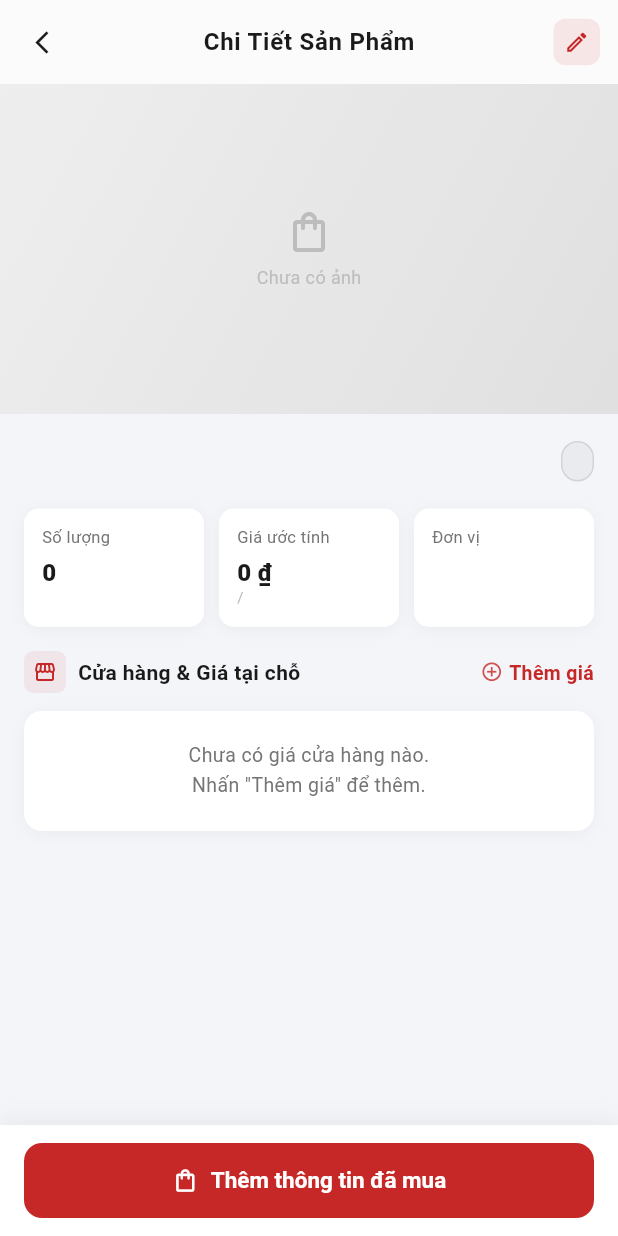
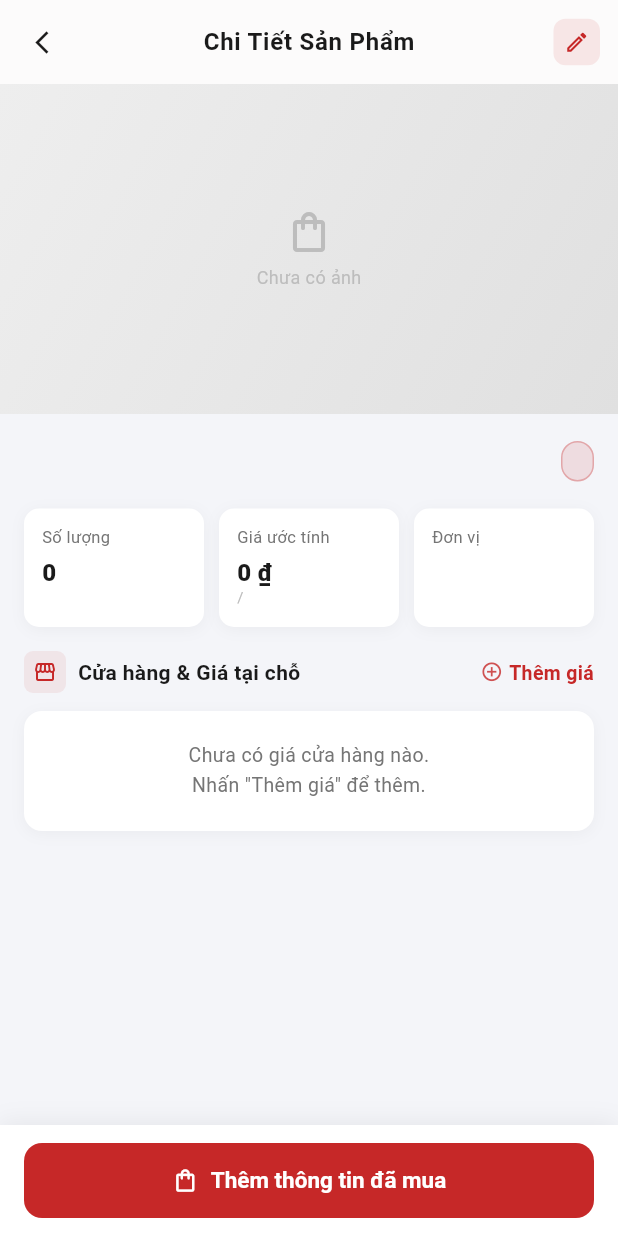
Before and after one commit to nvtai24/dichotet, a Flutter app: the ItemDetailScreen screen opened directly with empty values, on a phone screen of 412 x 824 dp. Run offline on Flutter 3.47's test engine with Material 3 defaults, Android fonts, the phone set to English and light mode, and no system bars; our stand-ins replace flutter_dotenv, flutter_map, geolocator, google_sign_in, hive_flutter, image_picker and 2 more; accounts and stored records are empty; network calls fail.

Commit message:
feat: remove icon and color properties from budget and shopping models for simplification

```diff
--- a/lib/data/dtos/category_budget_data.dart
+++ b/lib/data/dtos/category_budget_data.dart
@@ -1,16 +1,12 @@
 class CategoryBudgetData {
   final String name;
   final int categoryId;
-  final String? iconName;
-  final String? colorHex;
   final int estimated;
   final int spent;
 
   const CategoryBudgetData({
     required this.name,
     required this.categoryId,
-    this.iconName,
-    this.colorHex,
     required this.estimated,
     required this.spent,
   });
--- a/lib/models/budget_models.dart
+++ b/lib/models/budget_models.dart
@@ -1,16 +1,10 @@
-import 'package:flutter/material.dart';
-
 class BudgetCategory {
   final String label;
-  final IconData icon;
-  final Color color;
   final int estimated;
   final int spent;
 
   const BudgetCategory({
     required this.label,
-    required this.icon,
-    required this.color,
     required this.estimated,
     required this.spent,
   });
--- a/lib/models/shopping_category.dart
+++ b/lib/models/shopping_category.dart
@@ -1,19 +1,14 @@
-import 'package:flutter/material.dart';
 import 'shopping_item.dart';
 
 class ShoppingCategory {
   final String name;
-  final Color color;
   final String tag;
-  final IconData icon;
   final List<ShoppingItem> items;
   bool isExpanded;
 
   ShoppingCategory({
     required this.name,
-    required this.color,
     required this.tag,
-    required this.icon,
     required this.items,
     this.isExpanded = false,
   });
--- a/lib/models/shopping_item.dart
+++ b/lib/models/shopping_item.dart
@@ -1,4 +1,3 @@
-import 'package:flutter/material.dart';
 import 'store_price.dart';
 import 'purchase_record.dart';
 
@@ -6,8 +5,6 @@ class ShoppingItem {
   final String name;
   final String categoryName;
   final String categoryTag;
-  final Color categoryColor;
-  final IconData categoryIcon;
   final int quantity;
   final String unit;
   final int estimatedPrice;
@@ -23,8 +20,6 @@ class ShoppingItem {
     required this.name,
     required this.categoryName,
     required this.categoryTag,
-    required this.categoryColor,
-    this.categoryIcon = Icons.category_outlined,
     required this.quantity,
     required this.unit,
     required this.estimatedPrice,
--- a/lib/viewmodels/budget/budget_viewmodel.dart
+++ b/lib/viewmodels/budget/budget_viewmodel.dart
@@ -1,5 +1,4 @@
 import 'package:flutter/material.dart';
-import '../../core/utils/category_style.dart';
 import '../../data/dtos/budget_dto.dart';
 import '../../data/interfaces/repositories/i_budget_repository.dart';
 import '../../models/budget_models.dart';
@@ -48,8 +47,6 @@ class BudgetViewModel extends ChangeNotifier {
         .map(
           (c) => BudgetCategory(
             label: c.name,
-            icon: CategoryStyle.iconFrom(c.iconName),
-            color: CategoryStyle.colorFrom(c.colorHex),
             estimated: c.estimated,
             spent: c.spent,
           ),
--- a/lib/viewmodels/shopping/shopping_list_viewmodel.dart
+++ b/lib/viewmodels/shopping/shopping_list_viewmodel.dart
@@ -270,9 +270,7 @@ class ShoppingListViewModel extends ChangeNotifier {
         0,
         ShoppingCategory(
           name: categoryName,
-          color: item.categoryColor,
           tag: item.categoryTag,
-          icon: item.categoryIcon,
           items: [item],
           isExpanded: true,
         ),
--- a/lib/views/shopping_list/add_item_screen.dart
+++ b/lib/views/shopping_list/add_item_screen.dart
@@ -191,7 +191,6 @@ class _AddItemScreenState extends State<AddItemScreen> {
       name: name,
       categoryName: _selectedCategory!,
       categoryTag: _selectedCategory!.toUpperCase(),
-      categoryColor: AppColors.primary,
       quantity: _quantity,
       unit: unit.isEmpty ? 'cái' : unit,
       estimatedPrice: price,
--- a/lib/views/shopping_list/edit_item_screen.dart
+++ b/lib/views/shopping_list/edit_item_screen.dart
@@ -202,8 +202,6 @@ class _EditItemScreenState extends State<EditItemScreen> {
       name: name,
       categoryName: _selectedCategory!,
       categoryTag: _selectedCategory!.toUpperCase(),
-      categoryColor: widget.item.categoryColor,
-      categoryIcon: widget.item.categoryIcon,
       quantity: _quantity,
       unit: unit.isEmpty ? 'cái' : unit,
       estimatedPrice: price,
--- a/lib/views/shopping_list/item_detail_screen.dart
+++ b/lib/views/shopping_list/item_detail_screen.dart
@@ -158,18 +158,18 @@ class _ItemDetailScreenState extends State<ItemDetailScreen> {
                           vertical: 5,
                         ),
                         decoration: BoxDecoration(
-                          color: _item.categoryColor.withValues(alpha: 0.12),
+                          color: AppColors.primary.withValues(alpha: 0.12),
                           borderRadius: BorderRadius.circular(20),
                           border: Border.all(
-                            color: _item.categoryColor.withValues(alpha: 0.3),
+                            color: AppColors.primary.withValues(alpha: 0.3),
                           ),
                         ),
                         child: Text(
                           _item.categoryTag,
-                          style: TextStyle(
+                          style: const TextStyle(
                             fontSize: 11,
                             fontWeight: FontWeight.w700,
-                            color: _item.categoryColor,
+                            color: AppColors.primary,
                             letterSpacing: 0.5,
                           ),
                         ),
```
Also changed, not shown: lib/core/utils/category_style.dart (deleted, +0 -65 lines), lib/data/implementations/api/supabase_budget_service.dart (+3 -9 lines), lib/data/implementations/api/supabase_shopping_service.dart (+1 -10 lines), lib/data/local/cache_serializer.dart (+0 -10 lines), lib/views/budget/budget_screen.dart (+3 -18 lines), lib/views/home/dashboard_screen.dart (+4 -4 lines), lib/views/shopping_list/shopping_list_screen.dart (+0 -13 lines).
